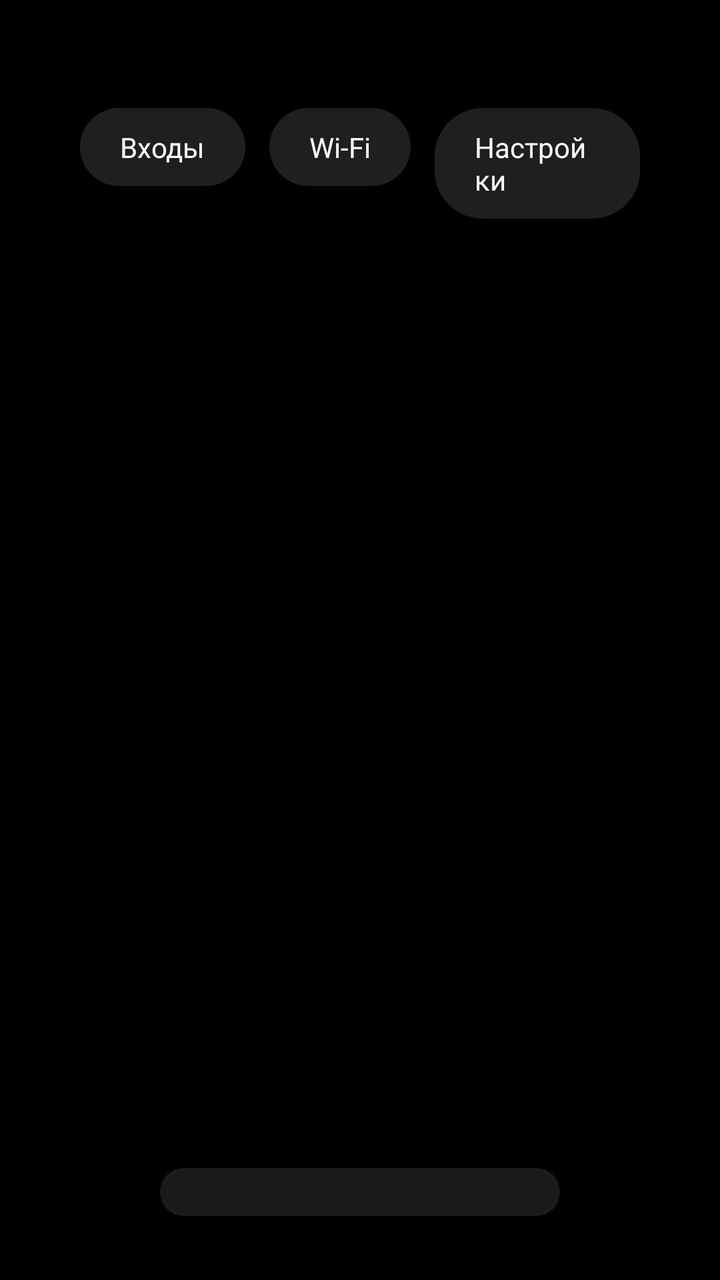
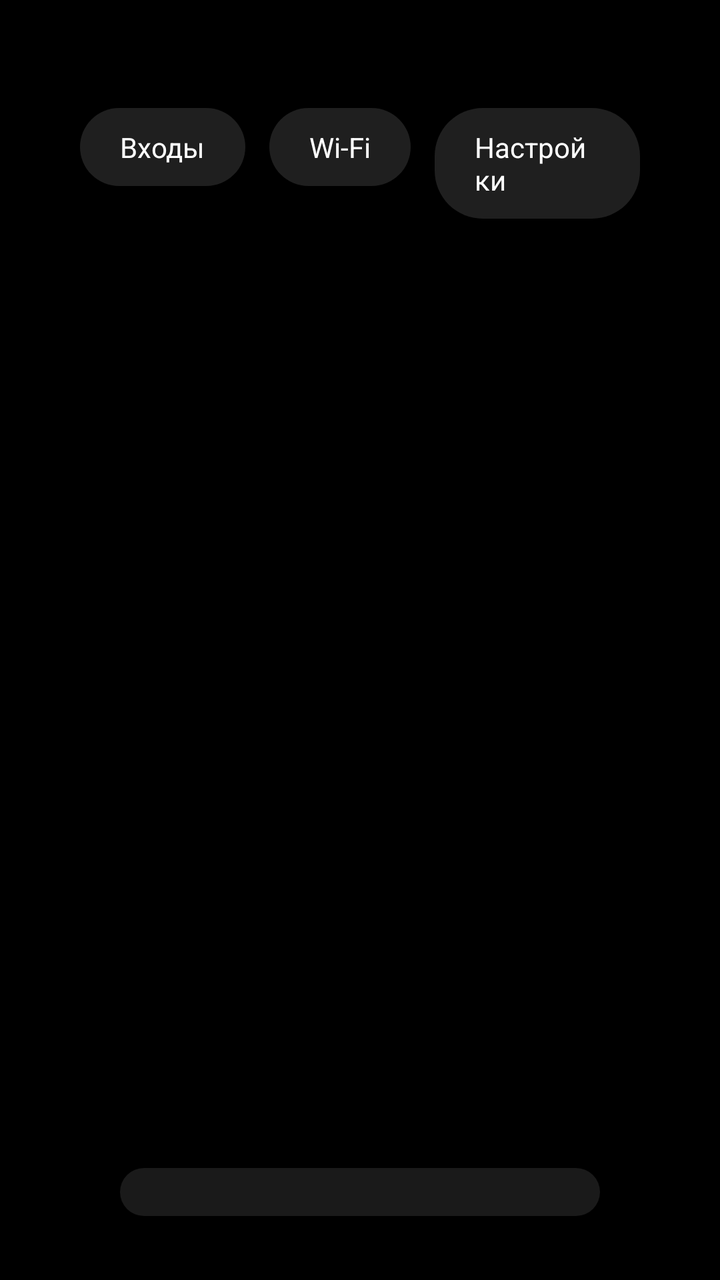

The first picture is an Android layout as it rendered before a commit; the second is the same layout after the commit. The layout source and the unified diff follow.
<!-- AndroidManifest.xml: application theme AppTheme -->
<!-- res/layout/activity_main.xml -->
<?xml version="1.0" encoding="utf-8"?>
<FrameLayout xmlns:android="http://schemas.android.com/apk/res/android"
    android:id="@+id/root"
    android:layout_width="match_parent"
    android:layout_height="match_parent"
    android:background="@color/bg">

    <LinearLayout
        android:layout_width="match_parent"
        android:layout_height="match_parent"
        android:orientation="vertical"
        android:paddingTop="24dp">

        <FrameLayout
            android:layout_width="match_parent"
            android:layout_height="wrap_content"
            android:paddingHorizontal="40dp"
            android:paddingBottom="8dp">

            <LinearLayout
                android:id="@+id/topbar_left"
                android:layout_width="wrap_content"
                android:layout_height="wrap_content"
                android:layout_gravity="start|center_vertical"
                android:orientation="vertical">

                <TextView
                    android:id="@+id/greeting"
                    android:layout_width="wrap_content"
                    android:layout_height="wrap_content"
                    android:textColor="@color/text_secondary"
                    android:textSize="14sp"/>

                <TextView
                    android:id="@+id/clock"
                    android:layout_width="wrap_content"
                    android:layout_height="wrap_content"
                    android:includeFontPadding="false"
                    android:textColor="@color/text_primary"
                    android:textSize="64sp"/>

                <TextView
                    android:id="@+id/date"
                    android:layout_width="wrap_content"
                    android:layout_height="wrap_content"
                    android:textColor="@color/text_secondary"
                    android:textSize="16sp"/>
            </LinearLayout>

            <LinearLayout
                android:id="@+id/topbar_right"
                android:layout_width="wrap_content"
                android:layout_height="wrap_content"
                android:layout_gravity="end|center_vertical"
                android:orientation="horizontal">

                <TextView
                    android:id="@+id/pill_inputs"
                    android:layout_width="wrap_content"
                    android:layout_height="wrap_content"
                    android:background="@drawable/pill_bg"
                    android:paddingHorizontal="20dp"
                    android:paddingVertical="10dp"
                    android:text="Входы"
                    android:textColor="@color/text_primary"
                    android:textSize="14sp"/>

                <TextView
                    android:id="@+id/pill_wifi"
                    android:layout_width="wrap_content"
                    android:layout_height="wrap_content"
                    android:layout_marginStart="12dp"
                    android:background="@drawable/pill_bg"
                    android:paddingHorizontal="20dp"
                    android:paddingVertical="10dp"
                    android:text="Wi-Fi"
                    android:textColor="@color/text_primary"
                    android:textSize="14sp"/>

                <TextView
                    android:id="@+id/pill_settings"
                    android:layout_width="wrap_content"
                    android:layout_height="wrap_content"
                    android:layout_marginStart="12dp"
                    android:background="@drawable/pill_bg"
                    android:paddingHorizontal="20dp"
                    android:paddingVertical="10dp"
                    android:text="Настройки"
                    android:textColor="@color/text_primary"
                    android:textSize="14sp"/>
            </LinearLayout>
        </FrameLayout>

        <FrameLayout
            android:layout_width="match_parent"
            android:layout_height="0dp"
            android:layout_weight="1">

            <androidx.recyclerview.widget.RecyclerView
                android:id="@+id/grid"
                android:layout_width="match_parent"
                android:layout_height="match_parent"
                android:clipToPadding="false"
                android:paddingHorizontal="32dp"
                android:paddingVertical="8dp"/>

            <TextView
                android:id="@+id/focused_dock_name"
                android:layout_width="wrap_content"
                android:layout_height="wrap_content"
                android:layout_gravity="bottom|center_horizontal"
                android:layout_marginBottom="16dp"
                android:alpha="0"
                android:shadowColor="#80448AFF"
                android:shadowDx="0"
                android:shadowDy="0"
                android:shadowRadius="30"
                android:textColor="@color/text_primary"
                android:textSize="28sp"/>
        </FrameLayout>

        <FrameLayout
            android:layout_width="match_parent"
            android:layout_height="wrap_content"
            android:paddingHorizontal="80dp"
            android:paddingTop="8dp"
            android:paddingBottom="32dp">

            <FrameLayout
                android:layout_width="match_parent"
                android:layout_height="wrap_content"
                android:background="@drawable/dock_bg"
                android:paddingHorizontal="24dp"
                android:paddingVertical="12dp">

                <androidx.recyclerview.widget.RecyclerView
                    android:id="@+id/dock"
                    android:layout_width="wrap_content"
                    android:layout_height="wrap_content"
                    android:layout_gravity="center_horizontal"/>
            </FrameLayout>
        </FrameLayout>
    </LinearLayout>

    <View
        android:id="@+id/highlight"
        android:layout_width="1dp"
        android:layout_height="1dp"
        android:layout_gravity="top|start"
        android:alpha="0"
        android:background="@drawable/highlight_bg"/>
</FrameLayout>
<!-- resources referenced by this layout -->
<resources>
  <color name="bg">#FF000000</color>
  <color name="text_primary">#FFFFFFFF</color>
  <color name="text_secondary">#B3FFFFFF</color>
  <!-- drawable dock_bg (drawable) -->
  <shape xmlns:android="http://schemas.android.com/apk/res/android" android:shape="rectangle">
      <solid android:color="@color/dock_bg"/>
      <corners android:radius="28dp"/>
  </shape>
  <!-- drawable highlight_bg (drawable) -->
  <shape xmlns:android="http://schemas.android.com/apk/res/android" android:shape="rectangle">
      <solid android:color="@color/highlight"/>
      <corners android:radius="16dp"/>
  </shape>
  <!-- drawable pill_bg (drawable) -->
  <shape xmlns:android="http://schemas.android.com/apk/res/android" android:shape="rectangle">
      <solid android:color="@color/pill_bg"/>
      <corners android:radius="24dp"/>
  </shape>
  <style name="AppTheme" parent="android:Theme.Material.NoActionBar">
          <item name="android:windowBackground">@color/bg</item>
          <item name="android:colorBackground">@color/bg</item>
          <item name="android:windowFullscreen">true</item>
          <item name="android:windowNoTitle">true</item>
      </style>
  <color name="dock_bg">#1AFFFFFF</color>
  <color name="highlight">#2EFFFFFF</color>
  <color name="pill_bg">#1FFFFFFF</color>
</resources>

<!-- the commit's change to res/layout/activity_main.xml (unified diff, before → after) -->
@@ -102,7 +102,8 @@
                 android:layout_height="match_parent"
                 android:clipToPadding="false"
                 android:paddingHorizontal="32dp"
-                android:paddingVertical="8dp"/>
+                android:paddingTop="8dp"
+                android:paddingBottom="70dp"/>
 
             <TextView
                 android:id="@+id/focused_dock_name"
@@ -122,7 +123,7 @@
         <FrameLayout
             android:layout_width="match_parent"
             android:layout_height="wrap_content"
-            android:paddingHorizontal="80dp"
+            android:paddingHorizontal="60dp"
             android:paddingTop="8dp"
             android:paddingBottom="32dp">
 
@@ -135,9 +136,8 @@
 
                 <androidx.recyclerview.widget.RecyclerView
                     android:id="@+id/dock"
-                    android:layout_width="wrap_content"
-                    android:layout_height="wrap_content"
-                    android:layout_gravity="center_horizontal"/>
+                    android:layout_width="match_parent"
+                    android:layout_height="wrap_content"/>
             </FrameLayout>
         </FrameLayout>
     </LinearLayout>
